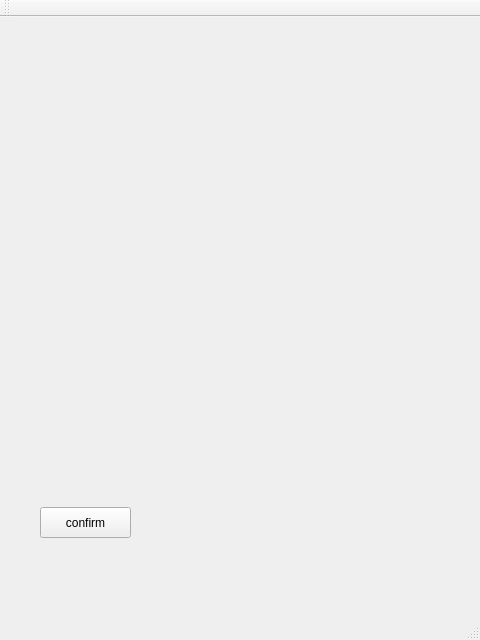
Qt form src/mainwindow.ui (hsBoyz/MiniLockSync) before a commit.
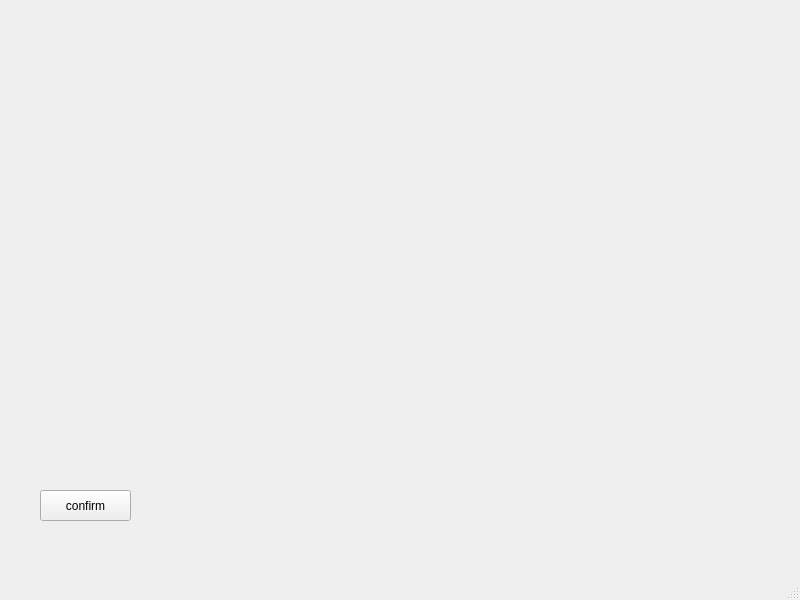
The same form after that commit.

```diff
--- a/src/mainwindow.ui
+++ b/src/mainwindow.ui
@@ -6,8 +6,8 @@
    <rect>
     <x>0</x>
     <y>0</y>
-    <width>480</width>
-    <height>640</height>
+    <width>800</width>
+    <height>600</height>
    </rect>
   </property>
   <property name="windowTitle">
@@ -39,14 +39,6 @@
    </property>
   </widget>
   <widget class="QStatusBar" name="statusBar"/>
-  <widget class="QToolBar" name="mainToolBar">
-   <attribute name="toolBarArea">
-    <enum>TopToolBarArea</enum>
-   </attribute>
-   <attribute name="toolBarBreak">
-    <bool>false</bool>
-   </attribute>
-  </widget>
  </widget>
  <layoutdefault spacing="6" margin="11"/>
  <resources/>
```
Left out of the diff: 2 changed lines with no effect on the pictures.
